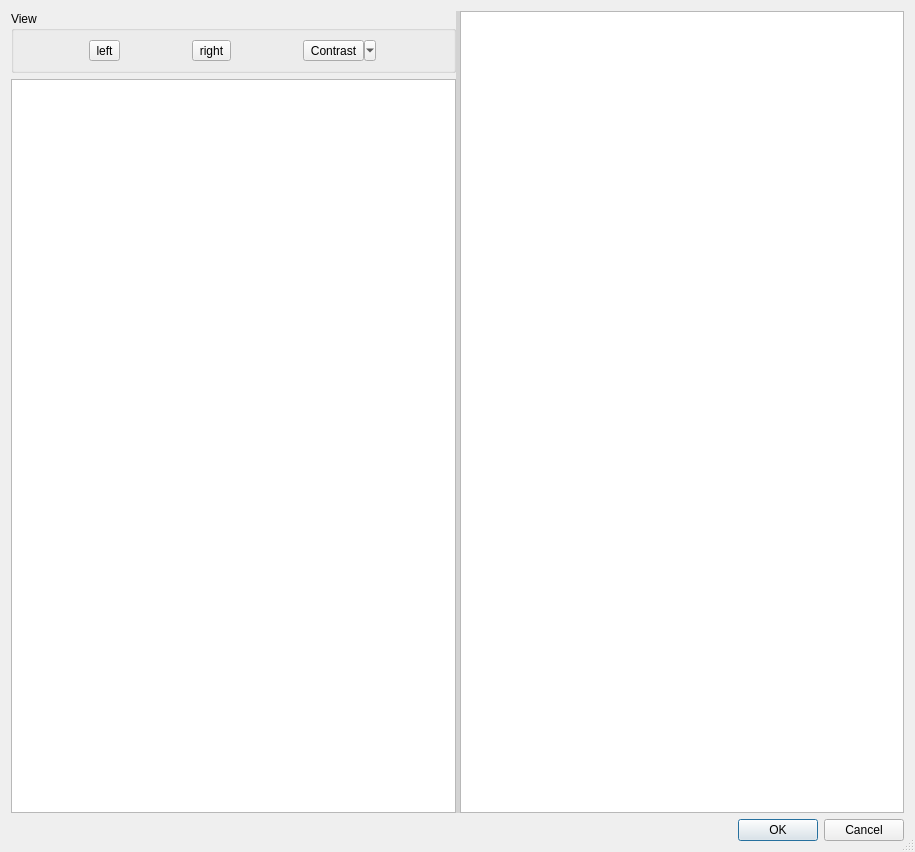
TUW-GEO/ReconOri, file image_selection/preview_window_base.ui: the form before one commit.
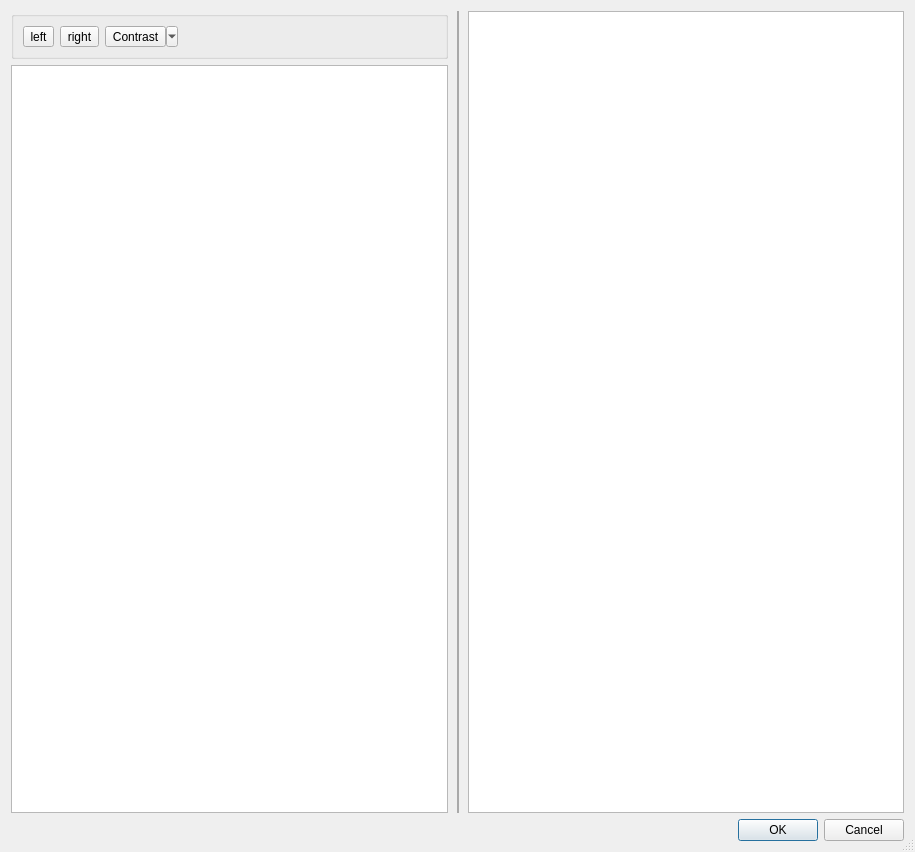
The form after the commit. Icons and pictures are not drawn. Custom widgets are drawn as their Qt base class.

What changed in the file:
```diff
--- a/image_selection/preview_window_base.ui
+++ b/image_selection/preview_window_base.ui
@@ -25,19 +25,22 @@
     <widget class="QSplitter" name="splitter">
      <property name="styleSheet">
       <string notr="true">QSplitter::handle {
-    background-color: lightGray;
+    background-color: darkGray;
 }</string>
      </property>
      <property name="orientation">
       <enum>Qt::Horizontal</enum>
      </property>
+     <property name="handleWidth">
+      <number>2</number>
+     </property>
      <widget class="QWidget" name="layoutWidget">
       <layout class="QVBoxLayout" name="verticalLayout_2">
+       <property name="rightMargin">
+        <number>9</number>
+       </property>
        <item>
         <widget class="QGroupBox" name="groupBox_2">
-         <property name="title">
-          <string>View</string>
-         </property>
          <layout class="QHBoxLayout" name="horizontalLayout">
           <item>
            <widget class="QToolButton" name="rotateLeft">
@@ -87,6 +90,19 @@
             </property>
            </widget>
           </item>
+          <item>
+           <spacer name="horizontalSpacer">
+            <property name="orientation">
+             <enum>Qt::Horizontal</enum>
+            </property>
+            <property name="sizeHint" stdset="0">
+             <size>
+              <width>40</width>
+              <height>20</height>
+             </size>
+            </property>
+           </spacer>
+          </item>
          </layout>
         </widget>
        </item>
@@ -108,6 +124,18 @@
        </item>
       </layout>
      </widget>
+     <widget class="QFrame" name="frame">
+      <layout class="QVBoxLayout" name="verticalLayout">
+       <property name="topMargin">
+        <number>0</number>
+       </property>
+       <property name="rightMargin">
+        <number>0</number>
+       </property>
+       <property name="bottomMargin">
+        <number>0</number>
+       </property>
+       <item>
      <widget class="GraphicsView" name="graphicsView">
       <property name="toolTip">
        <string>Mark the wanted preview with a rectangle.</string>
@@ -118,6 +146,9 @@
       <property name="dragMode">
        <enum>QGraphicsView::RubberBandDrag</enum>
       </property>
+        </widget>
+       </item>
+      </layout>
      </widget>
     </widget>
    </item>
```
Lines whose indentation alone changed are shown as unchanged.
